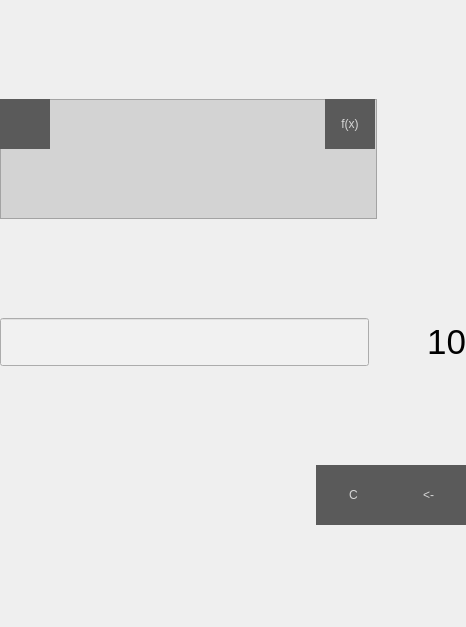
Qt form src/mainwindow.ui (Simply-Ian/twilight-calc) before a commit.
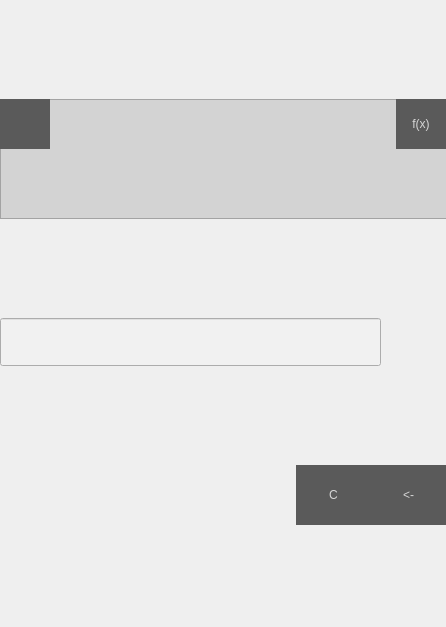
The same form after that commit. Icons and pictures are not drawn.

```diff
--- a/src/mainwindow.ui
+++ b/src/mainwindow.ui
@@ -6,7 +6,7 @@
    <rect>
     <x>0</x>
     <y>0</y>
-    <width>466</width>
+    <width>446</width>
     <height>627</height>
    </rect>
   </property>
@@ -26,7 +26,7 @@
   </property>
   <property name="styleSheet">
    <string notr="true">.MainWindow {
-	
+	font: 18pt;
 	background-color: rgb(245, 245, 245);
 }
 QPushButton {
@@ -97,12 +97,12 @@
             <rect>
              <x>0</x>
              <y>0</y>
-             <width>377</width>
+             <width>451</width>
              <height>120</height>
             </rect>
            </property>
            <property name="sizePolicy">
-            <sizepolicy hsizetype="Preferred" vsizetype="Minimum">
+            <sizepolicy hsizetype="Expanding" vsizetype="Minimum">
              <horstretch>0</horstretch>
              <verstretch>0</verstretch>
             </sizepolicy>
@@ -152,7 +152,7 @@
           <widget class="QPushButton" name="funsButton">
            <property name="geometry">
             <rect>
-             <x>325</x>
+             <x>396</x>
              <y>0</y>
              <width>50</width>
              <height>50</height>
@@ -176,9 +176,15 @@
          </widget>
         </item>
         <item>
-         <layout class="QHBoxLayout" name="horizontalLayout_2" stretch="4,0,1">
+         <layout class="QHBoxLayout" name="horizontalLayout_2" stretch="2,0,0">
           <item>
            <widget class="QLineEdit" name="expressionEdit">
+            <property name="sizePolicy">
+             <sizepolicy hsizetype="Preferred" vsizetype="Fixed">
+              <horstretch>0</horstretch>
+              <verstretch>0</verstretch>
+             </sizepolicy>
+            </property>
             <property name="font">
              <font>
               <pointsize>26</pointsize>
@@ -225,7 +231,10 @@
              </font>
             </property>
             <property name="text">
-             <string>10</string>
+             <string/>
+            </property>
+            <property name="textFormat">
+             <enum>Qt::PlainText</enum>
             </property>
             <property name="alignment">
              <set>Qt::AlignRight|Qt::AlignTrailing|Qt::AlignVCenter</set>
@@ -278,9 +287,6 @@
               <height>60</height>
              </size>
             </property>
-            <property name="styleSheet">
-             <string notr="true"/>
-            </property>
             <property name="text">
              <string>C</string>
             </property>
```
Left out of the diff: 3 changed lines with no effect on the pictures.
